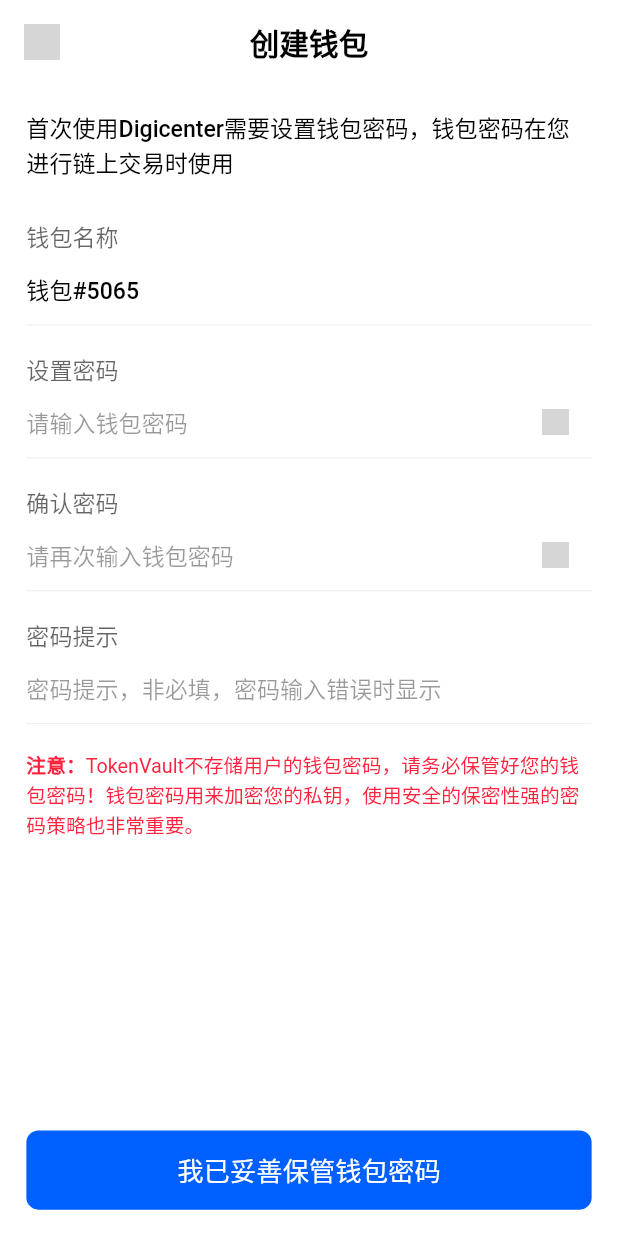
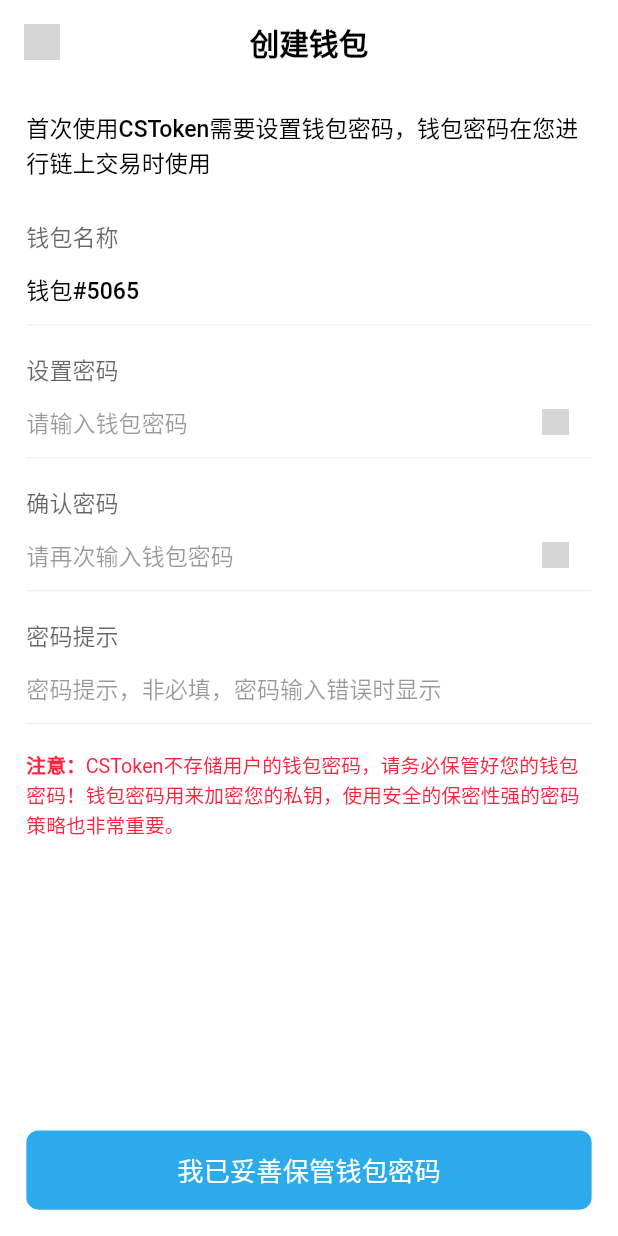
Before and after one commit to windswrold/tokenwallet, a Flutter app: the CreateTip widget shown alone on an empty page, opened directly, after a tap on "我已充分知晓上述规则和风险", on a phone screen of 412 x 824 dp. Run offline on Flutter 3.47's test engine with Material 2 defaults, Android fonts, the phone set to English and light mode, and no system bars; drawn by our look-alikes of pull_to_refresh; our stand-ins replace bot_toast, dio, easy_localization, floor, flutter_screenutil, shared_preferences and 1 more; missing offline and left inert: bip32, bip39, element_ui, encrypt, flutter_inappwebview, pointycastle and 1 more; accounts and stored records are empty; generated files the repository leaves out were written again; statements that could not run were skipped; grey boxes are pictures that could not be loaded.

Commit message:
1.colors

```diff
--- a/lib/component/custom_textfield.dart
+++ b/lib/component/custom_textfield.dart
@@ -93,8 +93,8 @@
         const BoxConstraints(maxWidth: 100, maxHeight: double.infinity),
     BoxConstraints prefixIconConstraints =
         const BoxConstraints(minWidth: 80, maxHeight: double.infinity),
-    int underLineColor = 0xffffffff,
-    int focusedUnderLineColor = 0xffffffff,
+    Color underLineColor = Colors.white,
+    Color focusedUnderLineColor = Colors.white,
     double underLineWidth = 1,
     Color fillColor = Colors.white,
     EdgeInsetsGeometry contentPadding = EdgeInsets.zero,
@@ -105,12 +105,11 @@
       suffixIconConstraints: suffixIconConstraints,
       prefixIconConstraints: prefixIconConstraints,
       enabledBorder: UnderlineInputBorder(
-        borderSide:
-            BorderSide(width: underLineWidth, color: Color(underLineColor)),
+        borderSide: BorderSide(width: underLineWidth, color: underLineColor),
       ),
       focusedBorder: UnderlineInputBorder(
-        borderSide: BorderSide(
-            width: underLineWidth, color: Color(focusedUnderLineColor)),
+        borderSide:
+            BorderSide(width: underLineWidth, color: focusedUnderLineColor),
       ),
       counterText: "",
       hintText: hintText,
@@ -213,8 +212,8 @@
                 color: ColorUtils.fromHex("#FF000000"),
               ),
               decoration: CustomTextField.getUnderLineDecoration(
-                  underLineColor: 0x1A000000,
-                  focusedUnderLineColor: 0xFF0060FF,
+                  underLineColor: UIConstant.lineColor,
+                  focusedUnderLineColor: UIConstant.blueColor,
                   underLineWidth: 0.5,
                   hintText: hintText,
                   hintStyle: TextStyle(
--- a/lib/const/constant.dart
+++ b/lib/const/constant.dart
@@ -84,3 +84,8 @@
 final bool isAndroid = Platform.isAndroid;
 final bool isIOS = Platform.isIOS;
 final String ASSETS_IMG = './assets/images/';
+
+class UIConstant {
+  static const Color blueColor = Color(0xff2cabec);
+  static const Color lineColor = Color(0x1A000000);
+}
--- a/lib/pages/wallet/create/create_tip.dart
+++ b/lib/pages/wallet/create/create_tip.dart
@@ -59,7 +59,7 @@
               ],
             ),
             NextButton(
-                bgc: ColorUtils.fromHex("#FF0060FF"),
+                bgc: UIConstant.blueColor,
                 textStyle: TextStyle(
                   color: Colors.white,
                   fontWeight: FontWeightUtils.medium,
--- a/lib/pages/wallet/create/create_wallet_page.dart
+++ b/lib/pages/wallet/create/create_wallet_page.dart
@@ -103,7 +103,7 @@
                 onPressed: () {
                   _kprovier.createWallet(context);
                 },
-                bgc: ColorUtils.fromHex("#FF0060FF"),
+                bgc: UIConstant.blueColor,
                 textStyle: TextStyle(
                     color: Colors.white,
                     fontSize: 16.font,
--- a/lib/pages/wallet/wallet_page.dart
+++ b/lib/pages/wallet/wallet_page.dart
@@ -81,7 +81,7 @@
                         margin: EdgeInsets.only(top: 16.width),
                         height: 48.width,
                         width: 240.width,
-                        bgc: const Color(0xFF0060FF),
+                        bgc: UIConstant.blueColor,
                         title: 'choose_createwallet'.local(),
                         textStyle: TextStyle(
                           fontWeight: FontWeightUtils.medium,
@@ -94,12 +94,12 @@
                         margin: EdgeInsets.only(top: 16.width),
                         height: 48.width,
                         width: 240.width,
-                        border: Border.all(color: const Color(0xFF0060FF)),
+                        border: Border.all(color: UIConstant.blueColor),
                         title: 'choose_restorewallet'.local(),
                         textStyle: TextStyle(
                           fontWeight: FontWeightUtils.medium,
                           fontSize: 16.font,
-                          color: const Color(0xFF0060FF),
+                          color: UIConstant.blueColor,
                         ),
                         onPressed: _restore,
                       ),
--- a/resources/lang/zh-CN.json
+++ b/resources/lang/zh-CN.json
@@ -23,13 +23,13 @@
     "import_prvwrong": "您输入的私钥不正确",
     "input_memo_wrong": "输入的助记词不正确",
     "createwallet_tip": "重要提示",
-    "createwallet_tip1": "1.我知晓并理解，所有TokenVault内的资产都被保存在手机里，而非开发TokenVault的公司。",
-    "createwallet_tip2": "2.我知晓并理解，根据TokenVault设计原理，TokenVault不存储用户的钱包密码，忘记钱包密码将无法找回钱包密码。同时如果我忘记了助记词，那么我将遗失所有TokenVault内的资产。",
-    "createwallet_tip3": "3.我知晓并理解，当此APP被删除或在新设备上登录此APP或忘记钱包密码时，所有TokenVault内的资产只能被我备份的助记词找回并恢复。",
-    "createwallet_tip4": "4.我知晓并理解，由于我本人没有妥善保存钱包密码和助记词以及忘记钱包密码造成的资产损失，由我独自承担，与TokenVault无关。",
+    "createwallet_tip1": "1.我知晓并理解，所有CSToken内的资产都被保存在手机里，而非开发CSToken的公司。",
+    "createwallet_tip2": "2.我知晓并理解，根据CSToken设计原理，CSToken不存储用户的钱包密码，忘记钱包密码将无法找回钱包密码。同时如果我忘记了助记词，那么我将遗失所有CSToken内的资产。",
+    "createwallet_tip3": "3.我知晓并理解，当此APP被删除或在新设备上登录此APP或忘记钱包密码时，所有CSToken内的资产只能被我备份的助记词找回并恢复。",
+    "createwallet_tip4": "4.我知晓并理解，由于我本人没有妥善保存钱包密码和助记词以及忘记钱包密码造成的资产损失，由我独自承担，与CSToken无关。",
     "createwallet_next": "我已充分知晓上述规则和风险",
     "createwallet_title": "创建钱包",
-    "createwallet_toptip": "首次使用Digicenter需要设置钱包密码，钱包密码在您进行链上交易时使用",
+    "createwallet_toptip": "首次使用CSToken需要设置钱包密码，钱包密码在您进行链上交易时使用",
     "createwallet_walletname": "钱包名称",
     "createwallet_walletpwd": "设置密码",
     "createwallet_walletpwdagain": "确认密码",
@@ -37,6 +37,9 @@
     "createwallet_pwdtip": "密码提示",
     "input_pwdtip": "密码提示，非必填，密码输入错误时显示",
     "createwallet_warning": "注意",
-    "createwallet_warningvalue":"TokenVault不存储用户的钱包密码，请务必保管好您的钱包密码！钱包密码用来加密您的私钥，使用安全的保密性强的密码策略也非常重要。",
-    "createwallet_createnext":"我已妥善保管钱包密码"
+    "createwallet_warningvalue": "CSToken不存储用户的钱包密码，请务必保管好您的钱包密码！钱包密码用来加密您的私钥，使用安全的保密性强的密码策略也非常重要。",
+    "createwallet_createnext": "我已妥善保管钱包密码",
+    "backup_memotitle": "备份助记词",
+    "backup_know":"备份须知",
+    "backup_memoowner":"获得助记词等于拥有钱包资产的所有权"
 }
```
Also changed, not shown: lib/pages/wallet/create/backup_memo.dart (+41 -1 lines).
